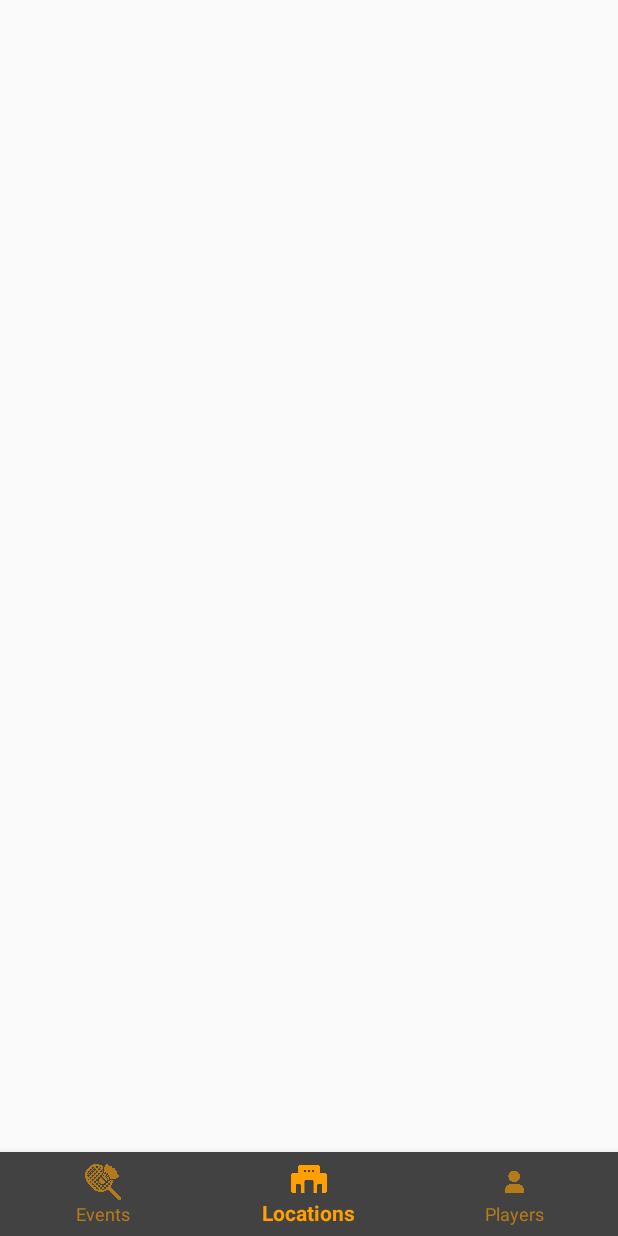
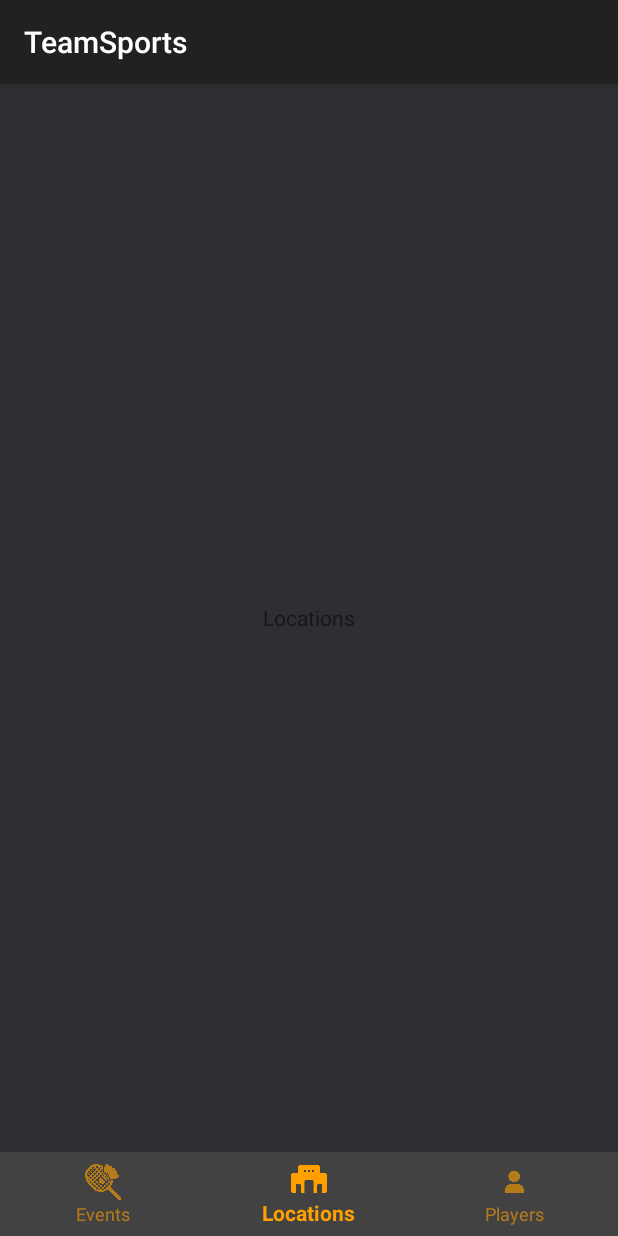
Before and after one commit to lemontini/TeamSportsA, an Android app: the screen it shows after launch (MainActivity), item 2 of the bottom bar chosen, on a phone screen of 412 x 824 dp. Run offline under Robolectric (Android 15) with nearby library versions, the light colour scheme and no system bars.

Commit message:
Usable Pager interface

```diff
--- a/app/src/main/AndroidManifest.xml
+++ b/app/src/main/AndroidManifest.xml
@@ -8,7 +8,7 @@
         android:label="@string/app_name"
         android:roundIcon="@mipmap/ic_launcher_round"
         android:supportsRtl="true"
-        android:theme="@style/Theme.AppCompat.DayNight.NoActionBar">
+        android:theme="@style/Theme.AppCompat.DayNight.DarkActionBar">
         <activity android:name=".MainActivity">
             <intent-filter>
                 <action android:name="android.intent.action.MAIN" />
--- /dev/null
+++ b/app/src/main/java/com/montini/teamsports/EventsFragment.java
@@ -0,0 +1,17 @@
+package com.montini.teamsports;
+
+import android.os.Bundle;
+import android.support.v4.app.Fragment;
+import android.view.LayoutInflater;
+import android.view.View;
+import android.view.ViewGroup;
+
+public class EventsFragment extends Fragment {
+    @Override
+    public View onCreateView(LayoutInflater inflater, ViewGroup container, Bundle savedInstanceState) {
+
+
+
+        return inflater.inflate(R.layout.fragment_events, container, false);
+    }
+}
--- /dev/null
+++ b/app/src/main/java/com/montini/teamsports/FragmentAdapter.java
@@ -0,0 +1,37 @@
+package com.montini.teamsports;
+
+import android.support.v4.app.Fragment;
+import android.support.v4.app.FragmentManager;
+import android.support.v4.app.FragmentPagerAdapter;
+
+import java.util.ArrayList;
+import java.util.List;
+
+public class FragmentAdapter extends FragmentPagerAdapter {
+    private List<Fragment> Fragment = new ArrayList<>(); //Fragment List
+    private List<String> NamePage = new ArrayList<>(); // Fragment Name List
+
+    public FragmentAdapter(FragmentManager fm) {
+        super(fm);
+    }
+
+    public void add(Fragment fragment, String title) {
+        Fragment.add(fragment);
+        NamePage.add(title);
+    }
+
+    @Override
+    public Fragment getItem(int position) {
+        return Fragment.get(position);
+    }
+
+    @Override
+    public CharSequence getPageTitle(int position) {
+        return NamePage.get(position);
+    }
+
+    @Override
+    public int getCount() {
+        return 3;
+    }
+}
--- a/app/src/main/java/com/montini/teamsports/LocationsFragment.java
+++ b/app/src/main/java/com/montini/teamsports/LocationsFragment.java
@@ -1,22 +1,20 @@
 package com.montini.teamsports;
 
 import android.os.Bundle;
-import android.support.annotation.NonNull;
-import android.support.annotation.Nullable;
 import android.support.v4.app.Fragment;
 import android.view.LayoutInflater;
 import android.view.View;
 import android.view.ViewGroup;
 
 public class LocationsFragment extends Fragment {
-    @Nullable
+
     @Override
-    public View onCreateView(@NonNull LayoutInflater inflater, @Nullable ViewGroup container, @Nullable Bundle savedInstanceState) {
-        return super.onCreateView(inflater, container, savedInstanceState);
+    public View onCreateView(LayoutInflater inflater, ViewGroup container, Bundle savedInstanceState) {
+        return inflater.inflate(R.layout.fragment_locations, container, false);
     }
 
-    @Override
-    public void onViewCreated(@NonNull View view, @Nullable Bundle savedInstanceState) {
-        super.onViewCreated(view, savedInstanceState);
-    }
+    // @Override
+    // public void onViewCreated(@NonNull View view, @Nullable Bundle savedInstanceState) {
+    //     super.onViewCreated(R.layout.fragment_locations, savedInstanceState);
+    // }
 }
--- a/app/src/main/java/com/montini/teamsports/MainActivity.java
+++ b/app/src/main/java/com/montini/teamsports/MainActivity.java
@@ -1,9 +1,13 @@
 package com.montini.teamsports;
 
+import android.graphics.pdf.PdfDocument;
 import android.support.annotation.NonNull;
 import android.support.design.widget.BottomNavigationView;
+import android.support.v4.app.FragmentManager;
+import android.support.v4.view.ViewPager;
 import android.support.v7.app.AppCompatActivity;
 import android.os.Bundle;
+import android.util.Log;
 import android.view.MenuItem;
 
 import java.sql.Date;
@@ -11,6 +15,8 @@ import java.sql.Date;
 public class MainActivity extends AppCompatActivity {
 
     // ActionBar toolbar;
+    BottomNavigationView navMain;
+    ViewPager viewPager;
 
     static int numPlayers = 0;
     static int numFreeAgents = 0;
@@ -24,10 +30,13 @@ public class MainActivity extends AppCompatActivity {
         public boolean onNavigationItemSelected(@NonNull MenuItem item) {
             switch (item.getItemId()) {
                 case R.id.navigation_event:
+                    viewPager.setCurrentItem(0);
                     return true;
                 case R.id.navigation_location:
+                    viewPager.setCurrentItem(1);
                     return true;
                 case R.id.navigation_player:
+                    viewPager.setCurrentItem(2);
                     return true;
             }
             return false;
@@ -39,9 +48,53 @@ public class MainActivity extends AppCompatActivity {
         super.onCreate(savedInstanceState);
         setContentView(R.layout.activity_main);
 
-        BottomNavigationView navMain = findViewById(R.id.navigationView);
-        navMain.setOnNavigationItemSelectedListener(mOnNavigationItemSelectedListener);
+        navMain = findViewById(R.id.navigationView); // init Navigation Bar
+        navMain.setOnNavigationItemSelectedListener(mOnNavigationItemSelectedListener); // set listener for Navigation Items
 
+        viewPager = findViewById(R.id.container); // init Viewpager
+        SetupFragmentManager(getSupportFragmentManager(), viewPager); // setup Fragment
+
+        viewPager.setCurrentItem(0); // set current item when activity start
+        viewPager.addOnPageChangeListener(new PageChange()); // listeners for Viewpager when page changed TODO: Ask Yohan how will this Listener react in case of Pause/Resume (maybe removeOnPageChangeListener() should be used?)
+
+        MainStuff();
+    }
+
+    public static void SetupFragmentManager(FragmentManager fragmentManager, ViewPager viewPager) {
+        FragmentAdapter Adapter = new FragmentAdapter(fragmentManager);
+        //Add All Fragment To List
+        Adapter.add(new EventsFragment(), "Page One");
+        Adapter.add(new LocationsFragment(), "Page Two");
+        Adapter.add(new PlayersFragment(), "Page Three");
+        viewPager.setAdapter(Adapter);
+    }
+
+    public class PageChange implements ViewPager.OnPageChangeListener {
+        @Override
+        public void onPageScrolled(int position, float positionOffset, int positionOffsetPixels) {
+        }
+
+        @Override
+        public void onPageSelected(int position) {
+            switch (position) {
+                case 0:
+                    navMain.setSelectedItemId(R.id.navigation_event);
+                    break;
+                case 1:
+                    navMain.setSelectedItemId(R.id.navigation_location);
+                    break;
+                case 2:
+                    navMain.setSelectedItemId(R.id.navigation_player);
+                    break;
+            }
+        }
+
+        @Override
+        public void onPageScrollStateChanged(int state) {
+        }
+    }
+
+    private void MainStuff() {
         PlayEvent pe1 = new PlayEvent(
                 Date.valueOf("2019-07-13"),
                 new Location("SEB arena", "Ąžuolyno g. 7, Vilnius", 2),
@@ -59,5 +112,7 @@ public class MainActivity extends AppCompatActivity {
         pe1.addPlayer(new Player("Aleksandra"));
 
         System.out.println(numFreeAgents);
+
     }
+
 }
--- /dev/null
+++ b/app/src/main/java/com/montini/teamsports/PlayersFragment.java
@@ -0,0 +1,14 @@
+package com.montini.teamsports;
+
+import android.os.Bundle;
+import android.support.v4.app.Fragment;
+import android.view.LayoutInflater;
+import android.view.View;
+import android.view.ViewGroup;
+
+public class PlayersFragment extends Fragment {
+    @Override
+    public View onCreateView(LayoutInflater inflater, ViewGroup container, Bundle savedInstanceState) {
+        return inflater.inflate(R.layout.fragment_players, container, false);
+    }
+}
--- a/app/src/main/res/layout/activity_main.xml
+++ b/app/src/main/res/layout/activity_main.xml
@@ -1,37 +1,16 @@
 <?xml version="1.0" encoding="utf-8"?>
-<android.support.constraint.ConstraintLayout
-    xmlns:android="http://schemas.android.com/apk/res/android"
+<android.support.constraint.ConstraintLayout xmlns:android="http://schemas.android.com/apk/res/android"
     xmlns:app="http://schemas.android.com/apk/res-auto"
     xmlns:tools="http://schemas.android.com/tools"
     android:layout_width="match_parent"
     android:layout_height="match_parent"
-    tools:context=".MainActivity" >
+    tools:context=".MainActivity">
 
-    <LinearLayout
+    <android.support.v4.view.ViewPager
+        android:layout_width="match_parent"
         android:id="@+id/container"
-        android:orientation="vertical"
-        android:layout_width="match_parent"
-        android:layout_height="wrap_content"
-        android:gravity="top"
-        app:layout_behavior="@string/appbar_scrolling_view_behavior"
-        app:layout_constraintBottom_toTopOf="@+id/navigationView"
-        app:layout_constraintEnd_toEndOf="parent"
-        app:layout_constraintStart_toStartOf="parent"
-        app:layout_constraintTop_toTopOf="parent">
-
-        <ListView
-            android:id="@+id/mainMenu"
-            android:layout_width="match_parent"
-            android:layout_height="match_parent"
-            android:divider="#FFA000"
-            android:dividerHeight="1px"
-            android:listSelector="#1DFFA000"
-            app:layout_constraintBottom_toBottomOf="parent"
-            app:layout_constraintEnd_toEndOf="parent"
-            app:layout_constraintStart_toStartOf="parent"
-            app:layout_constraintTop_toTopOf="parent"
-            />
-    </LinearLayout>
+        android:layout_marginBottom="?attr/actionBarSize"
+        android:layout_height="match_parent"/>
 
     <android.support.design.widget.BottomNavigationView
         android:id="@+id/navigationView"
--- /dev/null
+++ b/app/src/main/res/layout/fragment_locations.xml
@@ -0,0 +1,24 @@
+<?xml version="1.0" encoding="utf-8"?>
+<FrameLayout xmlns:android="http://schemas.android.com/apk/res/android"
+    xmlns:tools="http://schemas.android.com/tools"
+    android:layout_width="match_parent"
+    android:layout_height="match_parent"
+    android:background="#2D2F32"
+    tools:context=".MainActivity">
+
+    <!--<ListView-->
+        <!--android:id="@+id/locationsList"-->
+        <!--android:layout_width="match_parent"-->
+        <!--android:layout_height="wrap_content"-->
+        <!--android:divider="#FFA000"-->
+        <!--android:dividerHeight="1px"-->
+        <!--android:listSelector="#1DFFA000"-->
+        <!--/>-->
+    <TextView
+        android:layout_width="wrap_content"
+        android:layout_height="wrap_content"
+        android:text="Locations"
+        android:layout_gravity="center"
+        />
+
+</FrameLayout>
```
Also changed, not shown: app/src/main/res/layout/fragment_events.xml (added, +24 -0 lines), app/src/main/res/layout/fragment_locations_view.xml (deleted, +0 -19 lines), app/src/main/res/layout/fragment_players.xml (added, +24 -0 lines).
